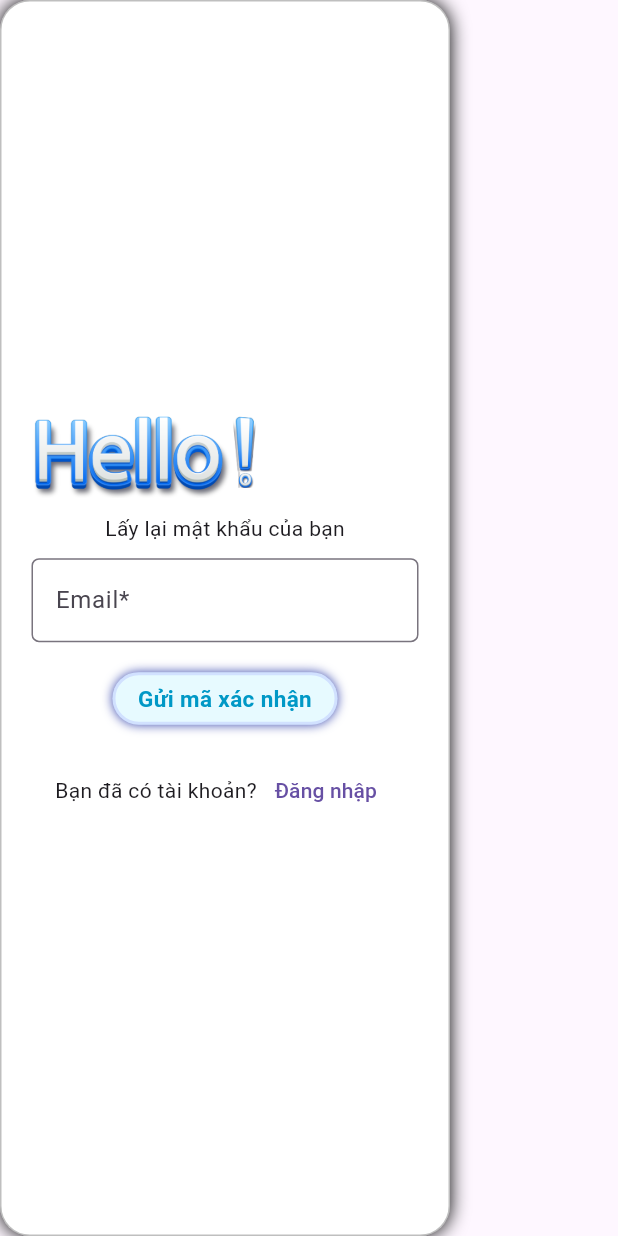
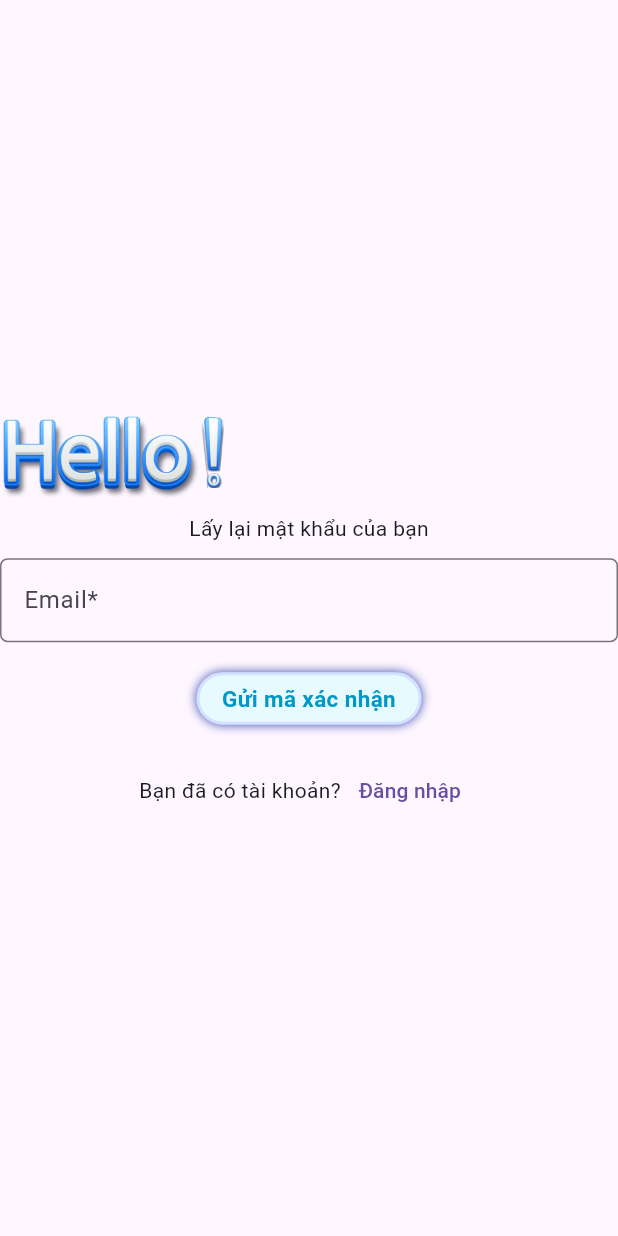
Before and after one commit to DraiGShyva/ibooks, a Flutter app: the ForgotPassword widget shown alone on an empty page, opened directly, after a tap on "Đăng nhập", on a phone screen of 412 x 824 dp. Run offline on Flutter 3.47's test engine with Material 3 defaults, Android fonts, the phone set to English and light mode, and no system bars.

Commit message:
Refactor container widget and update forgot password view

```diff
--- a/lib/views/begin.dart
+++ b/lib/views/begin.dart
@@ -103,6 +103,7 @@ ValueNotifier<String> beginPage = ValueNotifier<String>('');
 
 clearEmail() {
   _email.clear();
+  clearPass();
 }
 
 clearPass() {
@@ -114,10 +115,32 @@ TextEditingController _email = TextEditingController();
 TextEditingController _password = TextEditingController();
 TextEditingController _rePassword = TextEditingController();
 
-var _login = Login(email: _email, password: _password);
-var _register =
-    Register(email: _email, password: _password, rePassword: _rePassword);
-var _forgotPassword = ForgotPassword(email: _email);
+var _login = container(Login(email: _email, password: _password));
+var _register = container(
+    Register(email: _email, password: _password, rePassword: _rePassword));
+var _forgotPassword = container(ForgotPassword(email: _email));
+
+Widget container(Widget child) => Container(
+      width: 300,
+      decoration: const BoxDecoration(
+        color: Colors.white,
+        borderRadius: BorderRadius.all(Radius.circular(20.0)),
+        border: Border.fromBorderSide(
+          BorderSide(
+            color: Color.fromARGB(64, 0, 0, 0),
+            width: 1.0,
+          ),
+        ),
+        boxShadow: [
+          BoxShadow(
+            color: Colors.black,
+            blurRadius: 10,
+          ),
+        ],
+      ),
+      padding: const EdgeInsetsDirectional.all(20.0),
+      child: child,
+    );
 
 _pushIn(Widget child, BuildContext context) => SlideTransition(
       position: Tween<Offset>(
--- a/lib/views/forgot_password.dart
+++ b/lib/views/forgot_password.dart
@@ -14,26 +14,7 @@ class ForgotPassword extends StatelessWidget {
 
   @override
   Widget build(BuildContext context) {
-    return Container(
-      width: 300,
-      decoration: const BoxDecoration(
-        color: Colors.white,
-        borderRadius: BorderRadius.all(Radius.circular(20.0)),
-        border: Border.fromBorderSide(
-          BorderSide(
-            color: Color.fromARGB(64, 0, 0, 0),
-            width: 1.0,
-          ),
-        ),
-        boxShadow: [
-          BoxShadow(
-            color: Colors.black,
-            blurRadius: 10,
-          ),
-        ],
-      ),
-      padding: const EdgeInsetsDirectional.all(20.0),
-      child: Column(
+    return Column(
       mainAxisAlignment: MainAxisAlignment.center,
       children: [
         Container(
@@ -75,7 +56,6 @@ class ForgotPassword extends StatelessWidget {
           ],
         ),
       ],
-      ),
     );
   }
 }
--- a/lib/views/login.dart
+++ b/lib/views/login.dart
@@ -16,26 +16,7 @@ class Login extends StatelessWidget {
 
   @override
   Widget build(BuildContext context) {
-    return Container(
-      width: 300,
-      decoration: const BoxDecoration(
-        color: Colors.white,
-        borderRadius: BorderRadius.all(Radius.circular(20.0)),
-        border: Border.fromBorderSide(
-          BorderSide(
-            color: Color.fromARGB(64, 0, 0, 0),
-            width: 1.0,
-          ),
-        ),
-        boxShadow: [
-          BoxShadow(
-            color: Colors.black,
-            blurRadius: 10,
-          ),
-        ],
-      ),
-      padding: const EdgeInsetsDirectional.all(20.0),
-      child: Column(
+    return Column(
       mainAxisAlignment: MainAxisAlignment.center,
       children: [
         Container(
@@ -86,13 +67,11 @@ class Login extends StatelessWidget {
                 onPressed: () {
                   beginPage.value = '/loginToRegister';
                   clearEmail();
-                    clearPass();
                 },
                 child: const Text('Tạo tài khoản')),
           ],
         ),
       ],
-      ),
     );
   }
 }
```
Also changed, not shown: lib/views/register.dart (+1 -22 lines). Lines whose indentation alone changed are shown as unchanged.
